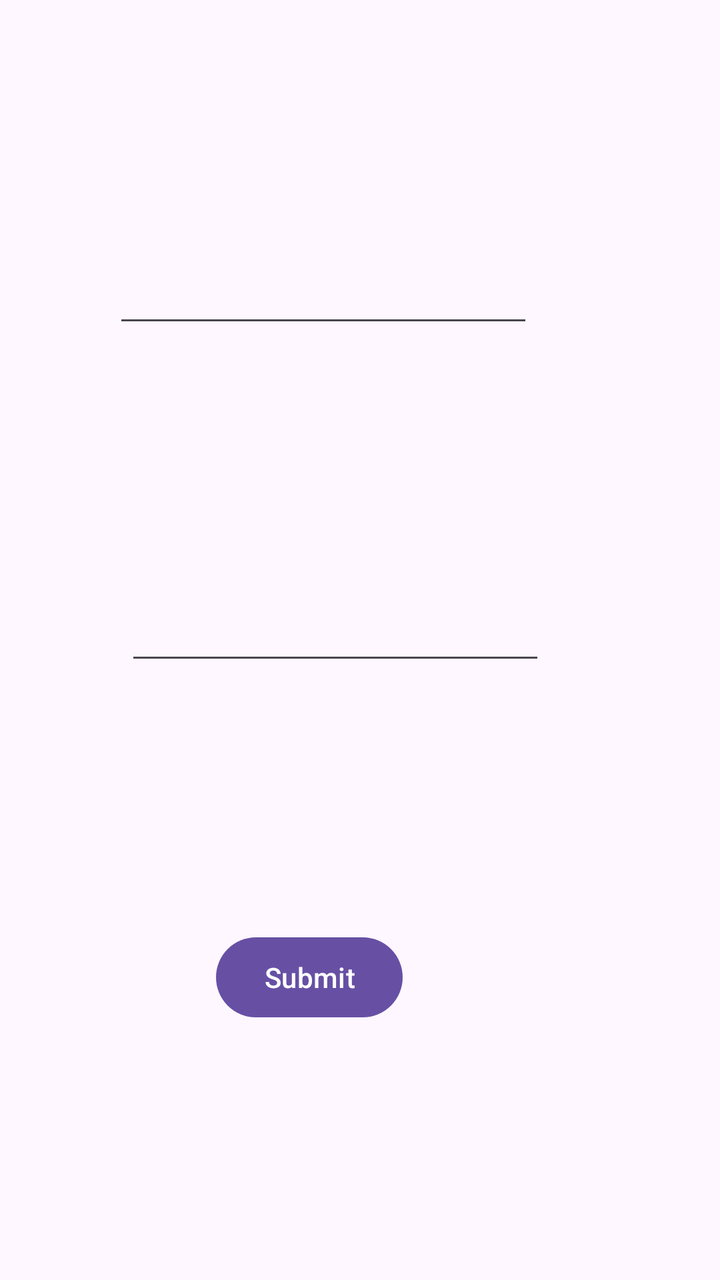
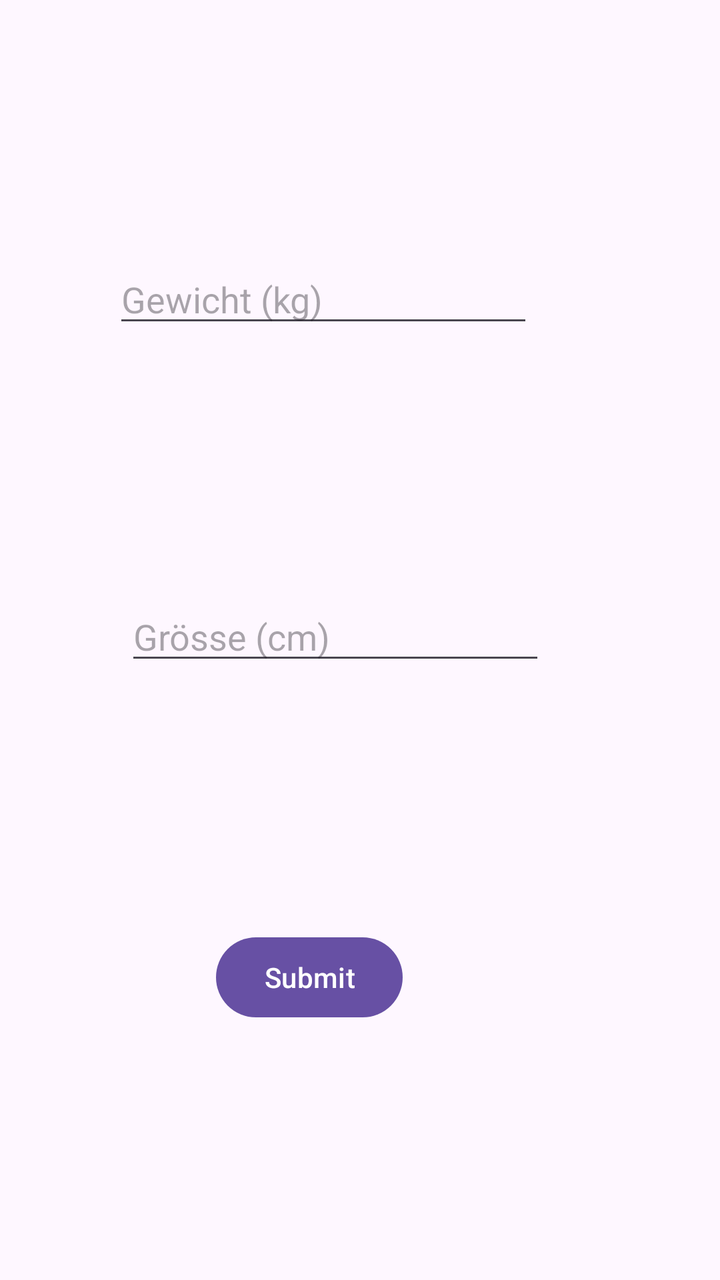

An Android layout rendered at two revisions. The XML below is the earlier revision; the diff shows what the commit changed to produce the second picture.
<!-- AndroidManifest.xml: application theme Theme.FitApp -->
<!-- res/layout/activity_entry.xml -->
<?xml version="1.0" encoding="utf-8"?>
<androidx.constraintlayout.widget.ConstraintLayout xmlns:android="http://schemas.android.com/apk/res/android"
    xmlns:app="http://schemas.android.com/apk/res-auto"
    xmlns:tools="http://schemas.android.com/tools"
    android:id="@+id/main"
    android:layout_width="match_parent"
    android:layout_height="match_parent"
    tools:context=".calculator.EntryActivity">

    <EditText
        android:id="@+id/editTextKilo"
        android:layout_width="wrap_content"
        android:layout_height="wrap_content"
        android:ems="10"
        android:inputType="numberDecimal"

        app:layout_constraintBottom_toTopOf="@id/editTextGroesse"
        app:layout_constraintEnd_toEndOf="parent"
        app:layout_constraintHorizontal_bias="0.378"
        app:layout_constraintStart_toStartOf="parent"
        app:layout_constraintTop_toTopOf="parent" />

    <EditText
        android:id="@+id/editTextGroesse"
        android:layout_width="wrap_content"
        android:layout_height="wrap_content"
        android:ems="10"
        android:inputType="number"

        app:layout_constraintBottom_toTopOf="@id/buttonSubmit"
        app:layout_constraintEnd_toEndOf="parent"
        app:layout_constraintHorizontal_bias="0.417"
        app:layout_constraintStart_toStartOf="parent"
        app:layout_constraintTop_toBottomOf="@id/editTextKilo" />

    <Button
        android:id="@+id/buttonSubmit"
        android:layout_width="wrap_content"
        android:layout_height="wrap_content"
        android:text="Submit"

        app:layout_constraintBottom_toBottomOf="parent"
        app:layout_constraintEnd_toEndOf="parent"
        app:layout_constraintHorizontal_bias="0.405"
        app:layout_constraintStart_toStartOf="parent"
        app:layout_constraintTop_toBottomOf="@id/editTextGroesse" />
</androidx.constraintlayout.widget.ConstraintLayout>
<!-- resources referenced by this layout -->
<resources>
  <style name="Theme.FitApp" parent="Base.Theme.FitApp" />
  <style name="Base.Theme.FitApp" parent="Theme.Material3.DayNight.NoActionBar">
          
          
      </style>
</resources>

<!-- the commit's change to res/layout/activity_entry.xml (unified diff, before → after) -->
@@ -13,6 +13,7 @@
         android:layout_height="wrap_content"
         android:ems="10"
         android:inputType="numberDecimal"
+        android:hint="Gewicht (kg)"
 
         app:layout_constraintBottom_toTopOf="@id/editTextGroesse"
         app:layout_constraintEnd_toEndOf="parent"
@@ -26,6 +27,7 @@
         android:layout_height="wrap_content"
         android:ems="10"
         android:inputType="number"
+        android:hint="Grösse (cm)"
 
         app:layout_constraintBottom_toTopOf="@id/buttonSubmit"
         app:layout_constraintEnd_toEndOf="parent"
<!-- resource entries referenced after the edit -->
@@ -1,7 +1,7 @@
 <!-- resources referenced by this layout -->
 <resources>
   <style name="Theme.FitApp" parent="Base.Theme.FitApp" />
-  <style name="Base.Theme.FitApp" parent="Theme.Material3.DayNight.NoActionBar">
+  <style name="Base.Theme.FitApp" parent="Theme.Material3.DayNight">
           
           
       </style>
